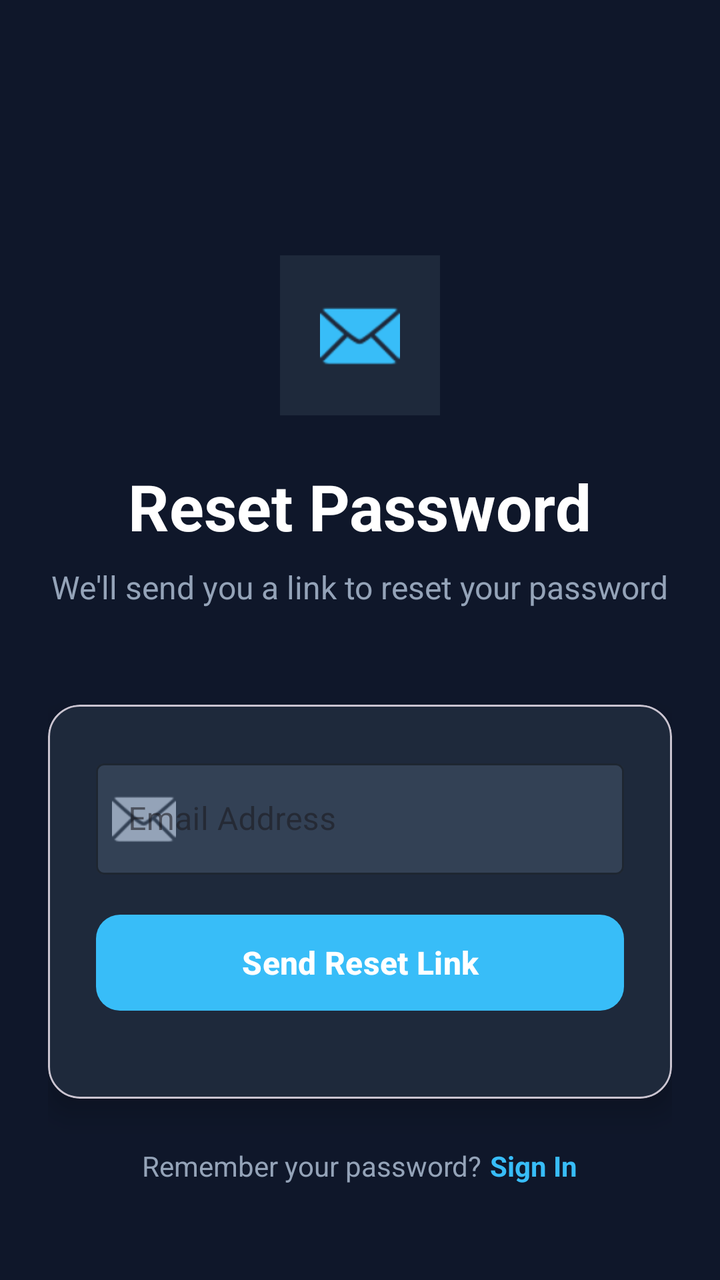
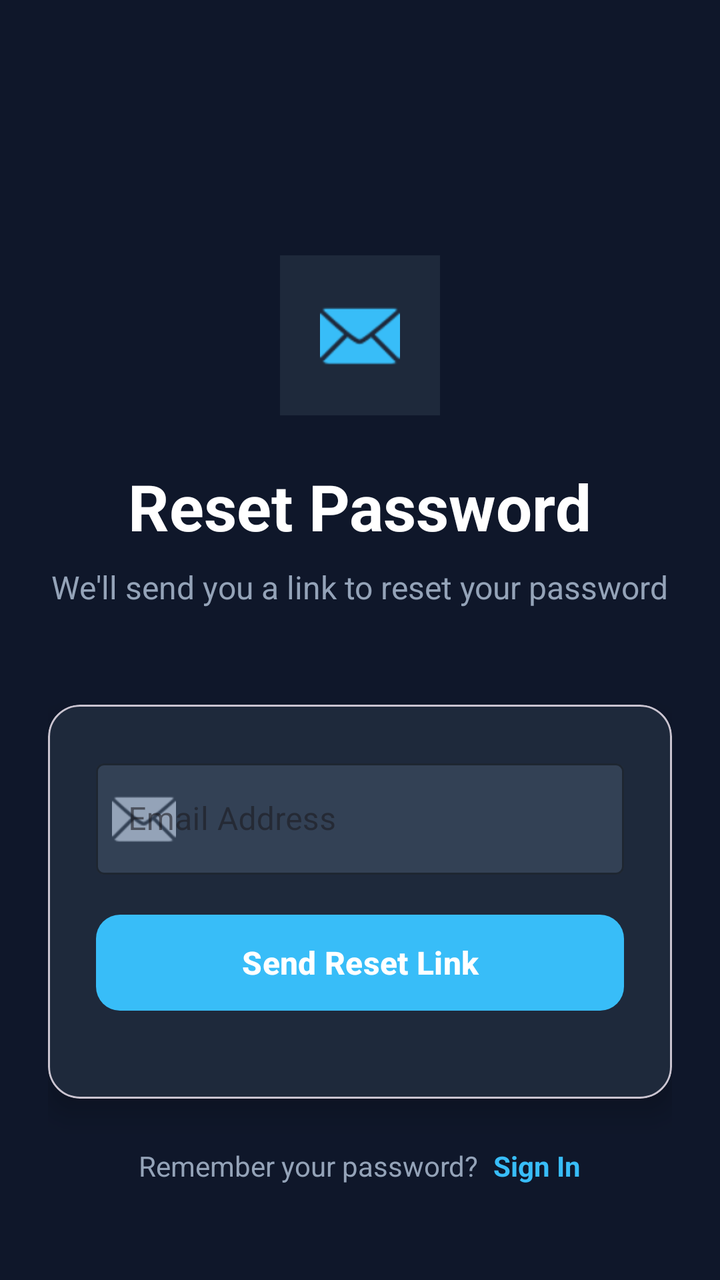

Screens rendered from an Android XML layout before and after an edit, with the pre-edit source and the edit as a unified diff.
<!-- AndroidManifest.xml: application theme Theme.RemasFinalProject -->
<!-- res/layout/activity_forgotten_password.xml -->
<?xml version="1.0" encoding="utf-8"?>
<androidx.coordinatorlayout.widget.CoordinatorLayout
    xmlns:android="http://schemas.android.com/apk/res/android"
    xmlns:app="http://schemas.android.com/apk/res-auto"
    xmlns:tools="http://schemas.android.com/tools"
    android:layout_width="match_parent"
    android:layout_height="match_parent"
    android:background="#0F172A"
    tools:context=".ForgottenPassword">

    
    <androidx.core.widget.NestedScrollView
        android:layout_width="match_parent"
        android:layout_height="match_parent"
        android:fillViewport="true"
        android:padding="24dp">

        <LinearLayout
            android:layout_width="match_parent"
            android:layout_height="wrap_content"
            android:orientation="vertical"
            android:gravity="center">

            
            <ImageView
                android:layout_width="80dp"
                android:layout_height="80dp"
                android:layout_marginTop="80dp"
                android:layout_marginBottom="24dp"
                android:src="@android:drawable/ic_dialog_email"
                android:background="#1E293B"
                android:padding="20dp"
                app:tint="#38BDF8" />

            
            <TextView
                android:layout_width="wrap_content"
                android:layout_height="wrap_content"
                android:text="@string/reset_password"
                android:textColor="#FFFFFF"
                android:textSize="32sp"
                android:textStyle="bold"
                android:layout_marginBottom="8dp"/>

            
            <TextView
                android:layout_width="wrap_content"
                android:layout_height="wrap_content"
                android:text="@string/reset_password_description"
                android:textColor="#94A3B8"
                android:textSize="16sp"
                android:gravity="center"
                android:layout_marginBottom="48dp"/>

            
            <com.google.android.material.card.MaterialCardView
                android:layout_width="match_parent"
                android:layout_height="wrap_content"
                android:layout_marginBottom="24dp"
                app:cardCornerRadius="16dp"
                app:cardElevation="8dp"
                app:cardBackgroundColor="#1E293B">

                <LinearLayout
                    android:layout_width="match_parent"
                    android:layout_height="wrap_content"
                    android:orientation="vertical"
                    android:padding="24dp">

                    
                    <com.google.android.material.textfield.TextInputLayout
                        android:id="@+id/tilEmail"
                        style="@style/Widget.MaterialComponents.TextInputLayout.OutlinedBox"
                        android:layout_width="match_parent"
                        android:layout_height="wrap_content"
                        android:layout_marginBottom="16dp"
                        android:hint="Email Address"
                        app:boxBackgroundColor="#334155"
                        app:boxStrokeColor="#38BDF8"
                        app:hintTextColor="#FFFFFF"
                        app:startIconDrawable="@android:drawable/ic_dialog_email"
                        app:startIconTint="#94A3B8">

                        <com.google.android.material.textfield.TextInputEditText
                            android:id="@+id/etEmail"
                            android:layout_width="match_parent"
                            android:layout_height="wrap_content"
                            android:inputType="textEmailAddress"
                            android:textColor="#FFFFFF"
                            android:textColorHint="#FFFFFF"/>

                    </com.google.android.material.textfield.TextInputLayout>

                    
                    <com.google.android.material.button.MaterialButton
                        android:id="@+id/btnResetPassword"
                        android:layout_width="match_parent"
                        android:layout_height="56dp"
                        android:layout_marginBottom="16dp"
                        android:text="@string/send_reset_link"
                        android:textAllCaps="false"
                        android:textColor="#FFFFFF"
                        android:textSize="16sp"
                        android:textStyle="bold"
                        app:cornerRadius="12dp"
                        app:backgroundTint="#38BDF8"/>

                    
                    <TextView
                        android:id="@+id/tvSuccessMessage"
                        android:layout_width="match_parent"
                        android:layout_height="wrap_content"
                        android:gravity="center"
                        android:text="@string/reset_link_sent"
                        android:textColor="#10B981"
                        android:textSize="14sp"
                        android:visibility="gone"
                        android:padding="12dp"
                        android:background="#1E293B"
                        android:layout_marginBottom="16dp"/>

                </LinearLayout>

            </com.google.android.material.card.MaterialCardView>

            
            <LinearLayout
                android:layout_width="wrap_content"
                android:layout_height="wrap_content"
                android:orientation="horizontal"
                android:gravity="center">

                <TextView
                    android:layout_width="wrap_content"
                    android:layout_height="wrap_content"
                    android:text="@string/remember_password"
                    android:textColor="#94A3B8"
                    android:textSize="14sp"/>

                <TextView
                    android:id="@+id/tvBackToLogin"
                    android:layout_width="wrap_content"
                    android:layout_height="wrap_content"
                    android:text="@string/sign_in"
                    android:textColor="#38BDF8"
                    android:textSize="14sp"
                    android:textStyle="bold"
                    android:layout_marginStart="4dp"/>

            </LinearLayout>

        </LinearLayout>

    </androidx.core.widget.NestedScrollView>

</androidx.coordinatorlayout.widget.CoordinatorLayout>
<!-- resources referenced by this layout -->
<resources>
  <string name="remember_password">Remember your password? </string>
  <string name="reset_link_sent">✅ Reset link sent! Check your email.</string>
  <string name="reset_password">Reset Password</string>
  <string name="reset_password_description">We\'ll send you a link to reset your password</string>
  <string name="send_reset_link">Send Reset Link</string>
  <string name="sign_in">Sign In</string>
  <style name="Theme.RemasFinalProject" parent="Base.Theme.RemasFinalProject" />
  <style name="Base.Theme.RemasFinalProject" parent="Theme.Material3.DayNight.NoActionBar">
          
          
      </style>
</resources>

<!-- the commit's change to res/layout/activity_forgotten_password.xml (unified diff, before → after) -->
@@ -30,13 +30,13 @@
                 android:src="@android:drawable/ic_dialog_email"
                 android:background="#1E293B"
                 android:padding="20dp"
-                app:tint="#38BDF8" />
+                android:tint="#38BDF8"/>
 
             
             <TextView
                 android:layout_width="wrap_content"
                 android:layout_height="wrap_content"
-                android:text="@string/reset_password"
+                android:text="Reset Password"
                 android:textColor="#FFFFFF"
                 android:textSize="32sp"
                 android:textStyle="bold"
@@ -46,7 +46,7 @@
             <TextView
                 android:layout_width="wrap_content"
                 android:layout_height="wrap_content"
-                android:text="@string/reset_password_description"
+                android:text="We'll send you a link to reset your password"
                 android:textColor="#94A3B8"
                 android:textSize="16sp"
                 android:gravity="center"
@@ -97,7 +97,7 @@
                         android:layout_width="match_parent"
                         android:layout_height="56dp"
                         android:layout_marginBottom="16dp"
-                        android:text="@string/send_reset_link"
+                        android:text="Send Reset Link"
                         android:textAllCaps="false"
                         android:textColor="#FFFFFF"
                         android:textSize="16sp"
@@ -111,7 +111,7 @@
                         android:layout_width="match_parent"
                         android:layout_height="wrap_content"
                         android:gravity="center"
-                        android:text="@string/reset_link_sent"
+                        android:text="✅ Reset link sent! Check your email."
                         android:textColor="#10B981"
                         android:textSize="14sp"
                         android:visibility="gone"
@@ -133,7 +133,7 @@
                 <TextView
                     android:layout_width="wrap_content"
                     android:layout_height="wrap_content"
-                    android:text="@string/remember_password"
+                    android:text="Remember your password? "
                     android:textColor="#94A3B8"
                     android:textSize="14sp"/>
 
@@ -141,7 +141,7 @@
                     android:id="@+id/tvBackToLogin"
                     android:layout_width="wrap_content"
                     android:layout_height="wrap_content"
-                    android:text="@string/sign_in"
+                    android:text="Sign In"
                     android:textColor="#38BDF8"
                     android:textSize="14sp"
                     android:textStyle="bold"
<!-- resource entries referenced after the edit -->
@@ -1,11 +1,5 @@
 <!-- resources referenced by this layout -->
 <resources>
-  <string name="remember_password">Remember your password? </string>
-  <string name="reset_link_sent">✅ Reset link sent! Check your email.</string>
-  <string name="reset_password">Reset Password</string>
-  <string name="reset_password_description">We\'ll send you a link to reset your password</string>
-  <string name="send_reset_link">Send Reset Link</string>
-  <string name="sign_in">Sign In</string>
   <style name="Theme.RemasFinalProject" parent="Base.Theme.RemasFinalProject" />
   <style name="Base.Theme.RemasFinalProject" parent="Theme.Material3.DayNight.NoActionBar">
           
